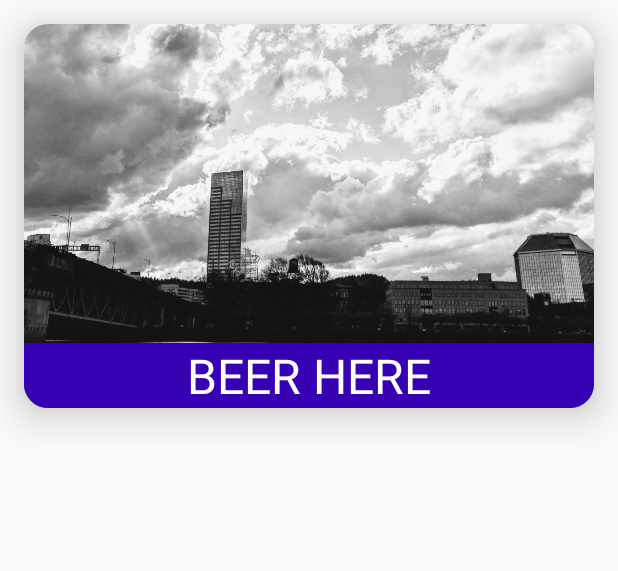
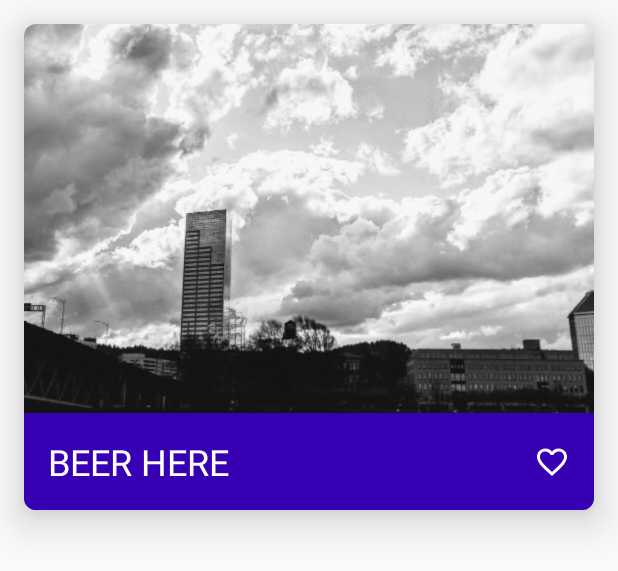
Before and after one commit to robynthegeek/PDXPubFinder, an Android app: the layout card_layout.xml on its own in the app's theme, with its tools: preview values and no code run, on a phone screen of 412 x 824 dp. Shown: the top 571 px of the screen. Run offline under Robolectric (Android 15) with nearby library versions, the phone set to English and light mode, and no system bars.

Commit message:
fix drawables and add fav star

```diff
--- a/app/src/main/java/com/robynandcory/pdxbeerfinder/RestaurantsFragment.java
+++ b/app/src/main/java/com/robynandcory/pdxbeerfinder/RestaurantsFragment.java
@@ -10,8 +10,6 @@ import android.view.LayoutInflater;
 import android.view.View;
 import android.view.ViewGroup;
 import android.widget.Toast;
-
-import java.util.ArrayList;
 
 
 /**
@@ -29,7 +27,7 @@ public class RestaurantsFragment extends Fragment {
 
     @Override
     public View onCreateView(LayoutInflater inflater, ViewGroup container, Bundle savedInstanceState) {
-        View rootView = inflater.inflate(R.layout.fragment_restaurants, container, false);
+        View rootView = inflater.inflate(R.layout.fragment_pubs, container, false);
         RecyclerView sortedRecycler = rootView.findViewById(R.id.recycler);
 //        View cardview = rootView.findViewById(R.id.cardview);
 //        cardview.setOnClickListener(new View.OnClickListener() {
--- /dev/null
+++ b/app/src/main/res/drawable/ic_favorite_border_white_24dp.xml
@@ -0,0 +1,5 @@
+<vector android:height="24dp" android:tint="#FFFFFF"
+    android:viewportHeight="24.0" android:viewportWidth="24.0"
+    android:width="24dp" xmlns:android="http://schemas.android.com/apk/res/android">
+    <path android:fillColor="#FF000000" android:pathData="M16.5,3c-1.74,0 -3.41,0.81 -4.5,2.09C10.91,3.81 9.24,3 7.5,3 4.42,3 2,5.42 2,8.5c0,3.78 3.4,6.86 8.55,11.54L12,21.35l1.45,-1.32C18.6,15.36 22,12.28 22,8.5 22,5.42 19.58,3 16.5,3zM12.1,18.55l-0.1,0.1 -0.1,-0.1C7.14,14.24 4,11.39 4,8.5 4,6.5 5.5,5 7.5,5c1.54,0 3.04,0.99 3.57,2.36h1.87C13.46,5.99 14.96,5 16.5,5c2,0 3.5,1.5 3.5,3.5 0,2.89 -3.14,5.74 -7.9,10.05z"/>
+</vector>
--- /dev/null
+++ b/app/src/main/res/drawable/ic_favorite_white_24dp.xml
@@ -0,0 +1,5 @@
+<vector android:height="24dp" android:tint="#FFFFFF"
+    android:viewportHeight="24.0" android:viewportWidth="24.0"
+    android:width="24dp" xmlns:android="http://schemas.android.com/apk/res/android">
+    <path android:fillColor="#FF000000" android:pathData="M12,21.35l-1.45,-1.32C5.4,15.36 2,12.28 2,8.5 2,5.42 4.42,3 7.5,3c1.74,0 3.41,0.81 4.5,2.09C13.09,3.81 14.76,3 16.5,3 19.58,3 22,5.42 22,8.5c0,3.78 -3.4,6.86 -8.55,11.54L12,21.35z"/>
+</vector>
--- a/app/src/main/res/layout/card_layout.xml
+++ b/app/src/main/res/layout/card_layout.xml
@@ -4,13 +4,13 @@
         xmlns:android="http://schemas.android.com/apk/res/android"
         xmlns:app="http://schemas.android.com/apk/res-auto"
         xmlns:tools="http://schemas.android.com/tools"
-        android:id="@+id/cardview"
         android:layout_width="match_parent"
-        android:layout_height="256dp"
+        android:layout_height="324dp"
         android:layout_margin="16dp"
-        app:cardCornerRadius="16dp"
+        app:cardCornerRadius="8dp"
         app:cardElevation="16dp">
         <android.support.constraint.ConstraintLayout
+            android:id="@+id/cardview"
             android:layout_width="match_parent"
             android:layout_height="wrap_content">
 
@@ -23,18 +23,40 @@
                 app:layout_constraintStart_toStartOf="parent"
                 app:layout_constraintTop_toTopOf="parent"
                 android:scaleType="centerCrop"/>
-
-            <TextView
-                android:id="@+id/cardTextView"
+            <android.support.constraint.ConstraintLayout
                 android:layout_width="match_parent"
                 android:layout_height="wrap_content"
-                android:background="@color/design_default_color_primary_dark"
-                android:textColor="#FFFFFF"
                 app:layout_constraintBottom_toBottomOf="parent"
-                android:textSize="32sp"
-                tools:text="BEER HERE"
-                android:gravity="center"
-                />
+                app:layout_constraintRight_toRightOf="parent"
+                app:layout_constraintLeft_toLeftOf="parent"
+
+                android:background="@color/design_default_color_primary_dark">
+                <TextView
+                    android:id="@+id/cardTextView"
+                    android:layout_width="wrap_content"
+                    android:layout_height="match_parent"
+                    android:textColor="#FFFFFF"
+                    android:textSize="24sp"
+                    tools:text="BEER HERE"
+                    android:gravity="center"
+                    android:padding="16dp"
+                    app:layout_constraintTop_toTopOf="parent"
+                    app:layout_constraintBottom_toBottomOf="parent"
+                    app:layout_constraintLeft_toLeftOf="parent"
+                    />
+                <ImageView
+                    android:id="@+id/cardLayoutFavorite"
+                    android:layout_width="wrap_content"
+                    android:layout_height="match_parent"
+                    android:src="@drawable/ic_favorite_border_white_24dp"
+                    app:layout_constraintRight_toRightOf="parent"
+                    app:layout_constraintTop_toTopOf="parent"
+                    app:layout_constraintBottom_toBottomOf="parent"
+                    android:padding="16dp"/>
+
+            </android.support.constraint.ConstraintLayout>
+
+
         </android.support.constraint.ConstraintLayout>
 
     </android.support.v7.widget.CardView>
```
Also changed, not shown: app/src/main/java/com/robynandcory/pdxbeerfinder/BarsFragment.java (+28 -8 lines), app/src/main/java/com/robynandcory/pdxbeerfinder/PubAdapter.java (+27 -8 lines), app/src/main/res/layout/single_pub.xml (added, +52 -0 lines), app/src/main/res/drawable-mdpi/backgroundpdx.png, app/src/main/res/layout/fragment_pubs.xml (renamed from app/src/main/res/layout/fragment_restaurants.xml), 4 other files.
